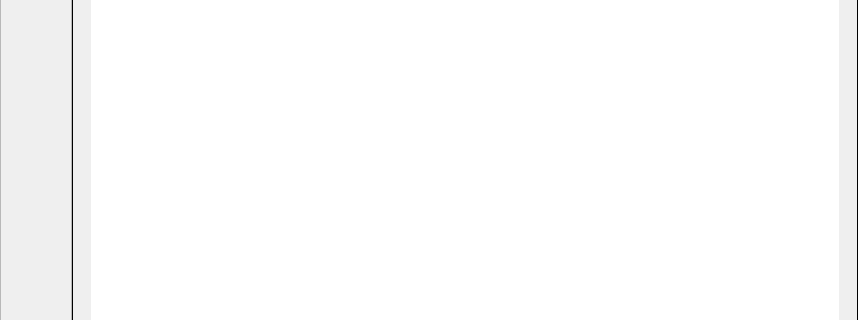
This is src/vk_capabilities_main_window.ui in kuumies/vulkan_capabilities as Qt 5 draws it before an edit; both pictures show x 0 to 858 and y 299 to 619 of the 858 by 820 pixel window. The edited form follows.
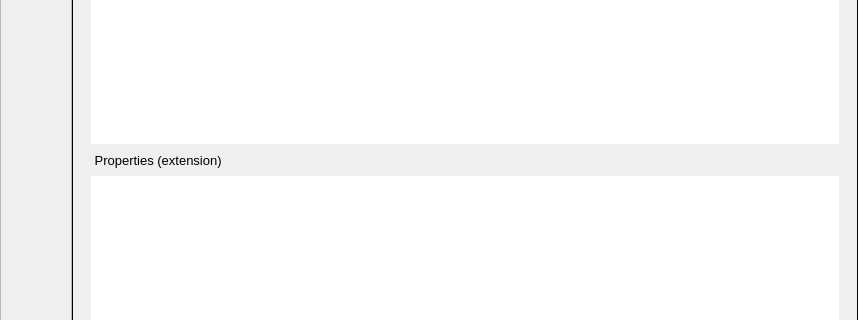
This is the edited form. The open tabs and pages were chosen to show the change. Icons and pictures are not drawn.

Patch:
```diff
--- a/src/vk_capabilities_main_window.ui
+++ b/src/vk_capabilities_main_window.ui
@@ -661,6 +661,77 @@
                </column>
               </widget>
              </item>
+             <item>
+              <layout class="QHBoxLayout" name="horizontalLayout_14">
+               <item>
+                <widget class="QLabel" name="propertiesTitleLabel_3">
+                 <property name="font">
+                  <font>
+                   <family>Segoe UI</family>
+                   <pointsize>10</pointsize>
+                   <weight>50</weight>
+                   <italic>false</italic>
+                   <bold>false</bold>
+                  </font>
+                 </property>
+                 <property name="styleSheet">
+                  <string notr="true"/>
+                 </property>
+                 <property name="text">
+                  <string> Properties (extension)</string>
+                 </property>
+                 <property name="headerLabel" stdset="0">
+                  <bool>true</bool>
+                 </property>
+                </widget>
+               </item>
+               <item>
+                <spacer name="horizontalSpacer_14">
+                 <property name="orientation">
+                  <enum>Qt::Horizontal</enum>
+                 </property>
+                 <property name="sizeHint" stdset="0">
+                  <size>
+                   <width>40</width>
+                   <height>20</height>
+                  </size>
+                 </property>
+                </spacer>
+               </item>
+              </layout>
+             </item>
+             <item>
+              <widget class="QTableWidget" name="propertiesExtTableWidget">
+               <property name="frameShape">
+                <enum>QFrame::NoFrame</enum>
+               </property>
+               <property name="editTriggers">
+                <set>QAbstractItemView::NoEditTriggers</set>
+               </property>
+               <property name="alternatingRowColors">
+                <bool>true</bool>
+               </property>
+               <attribute name="horizontalHeaderVisible">
+                <bool>false</bool>
+               </attribute>
+               <attribute name="horizontalHeaderCascadingSectionResizes">
+                <bool>false</bool>
+               </attribute>
+               <attribute name="horizontalHeaderStretchLastSection">
+                <bool>true</bool>
+               </attribute>
+               <column>
+                <property name="text">
+                 <string>Property</string>
+                </property>
+               </column>
+               <column>
+                <property name="text">
+                 <string>Value</string>
+                </property>
+               </column>
+              </widget>
+             </item>
             </layout>
            </widget>
            <widget class="QWidget" name="page_2">
```
Left out of the diff: 69 changed lines with no effect on the pictures.
